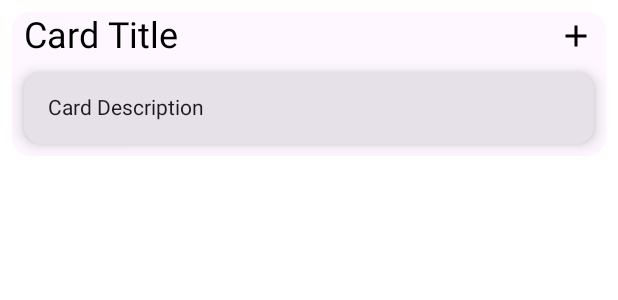
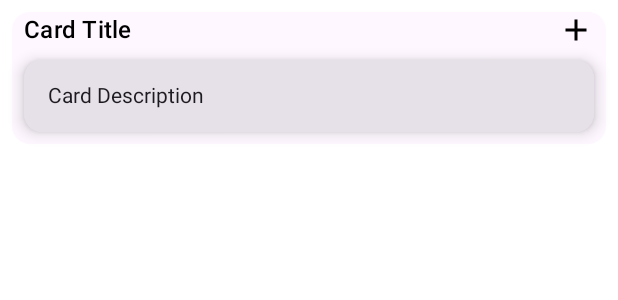
Before and after one commit to saibabu0524/Carryon, an Android app built with Jetpack Compose: the @Preview function UserDetailedCardPreview, on a phone screen of 412 x 824 dp. Shown: the top 300 px of the screen. Run offline under Robolectric (Android 15) with nearby library versions, the phone set to English and light mode, and no system bars.

Commit message:
updated the profile UI

```diff
--- a/feature/main/src/main/java/com/saibabui/main/presentation/ui/profile/ProfileComponents.kt
+++ b/feature/main/src/main/java/com/saibabui/main/presentation/ui/profile/ProfileComponents.kt
@@ -38,7 +38,7 @@ fun UserDetailedCard(modifier: Modifier = Modifier, cardTitle: String, cardDescr
             verticalAlignment = Alignment.CenterVertically,
             horizontalArrangement = Arrangement.SpaceBetween
         ) {
-            Text(text = cardTitle, style = MaterialTheme.typography.headlineSmall)
+            Text(text = cardTitle, style = MaterialTheme.typography.titleMedium)
             Icon(
                 Icons.Default.Add,
                 contentDescription = "add icon",
--- a/feature/main/src/main/java/com/saibabui/main/presentation/ui/profile/ProfileScreen.kt
+++ b/feature/main/src/main/java/com/saibabui/main/presentation/ui/profile/ProfileScreen.kt
@@ -294,10 +294,7 @@ fun SettingsSection(viewModel: AccountViewModel) {
 fun LogoutButton(viewModel: AccountViewModel, navController: NavController) {
     PrimaryButton(
         onClick = {
-            viewModel.logout()
-            navController.navigate("login") {
-                popUpTo("account") { inclusive = true }
-            }
+
         },
         modifier = Modifier
             .fillMaxWidth()
```
